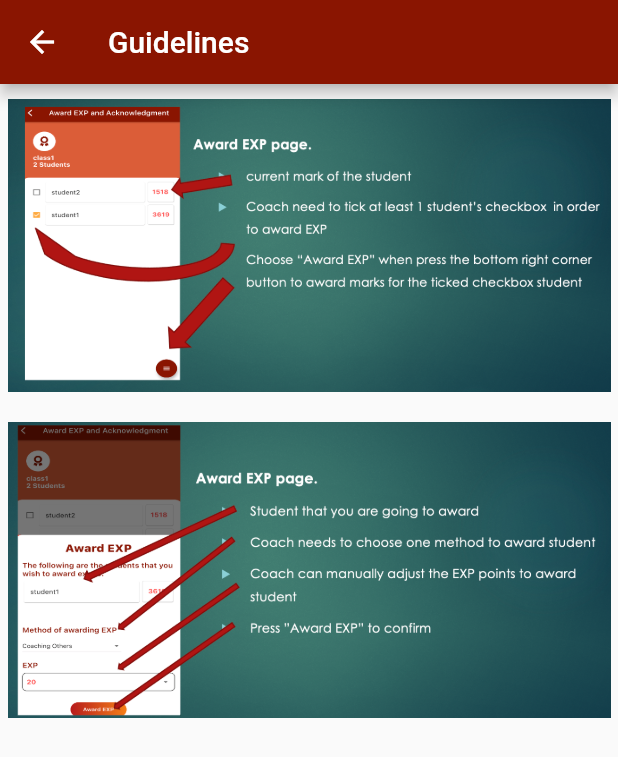
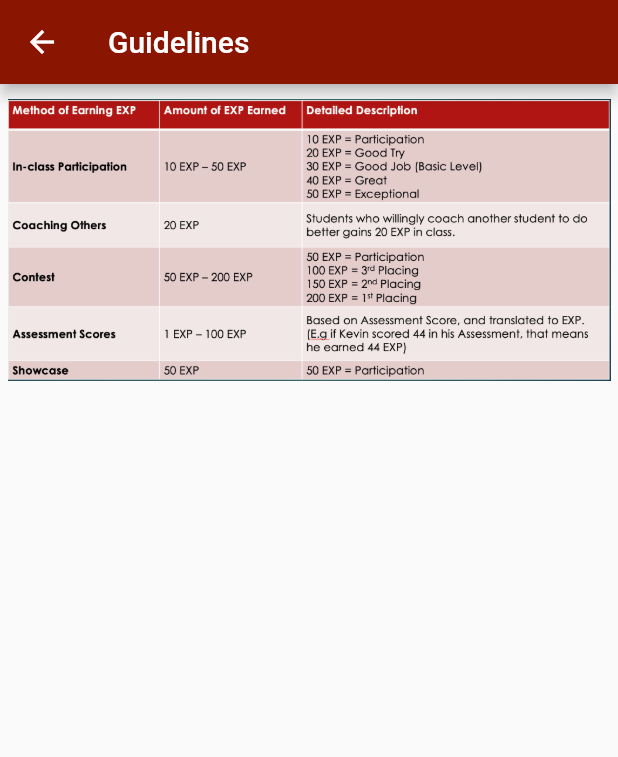
Before and after one commit to sin010319/mahathirAcademy, a Flutter app: the Guideline screen opened by its route, on a phone screen of 412 x 824 dp. Shown: the top 757 px of the screen. Run offline on Flutter 3.47's test engine with Material 2 defaults, Android fonts, the phone set to English and light mode, and no system bars; our stand-ins replace cloud_firestore, firebase_auth, firebase_core, flutter_speed_dial, flutter_svg, fluttertoast and 2 more; accounts and stored records are empty.

Commit message:
updated database from franchiseName to franchiseAdminName and guideline

```diff
--- a/lib/screens/announcement/studentAnnouncement.dart
+++ b/lib/screens/announcement/studentAnnouncement.dart
@@ -53,7 +53,7 @@ class StudentAnnouncement extends StatelessWidget {
         .get()
         .then((value) {
       Map<String, dynamic> data = value.data();
-      targetStudentFranchise = data['franchiseName'];
+      targetStudentFranchise = data['franchiseAdminName'];
       print(targetStudentName);
       print("hahahhah");
 
--- a/lib/screens/coach/guideline.dart
+++ b/lib/screens/coach/guideline.dart
@@ -13,11 +13,7 @@ class Guideline extends StatelessWidget {
           children: <Widget>[
             Padding(
               padding: EdgeInsets.symmetric(horizontal: 5.0, vertical: 10),
-              child: Image.asset('assets/images/guideline1.png'),
-            ),
-            Padding(
-              padding: EdgeInsets.symmetric(horizontal: 5.0, vertical: 10),
-              child: Image.asset('assets/images/guideline2.png'),
+              child: Image.asset('assets/images/guidelineMark.png'),
             ),
           ],
         ),
```
Also changed, not shown: lib/screens/coach/award_exp_bottomSheet.dart (+1 -16 lines), assets/images/guideline1.png (deleted), assets/images/guidelineMark.png (added), 1 other file.
